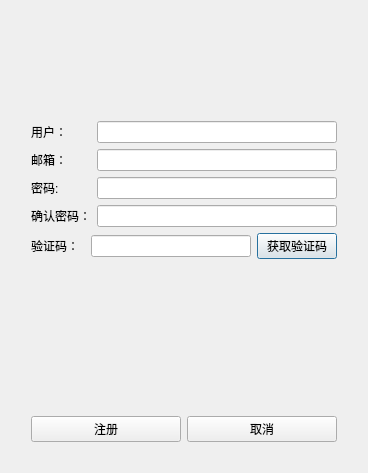
This is ZhKeyesIMClient/UI/RegisterDlg.ui in Keyes117/ZhKeyesIM as Qt 5 draws it before an edit. The edited form follows.
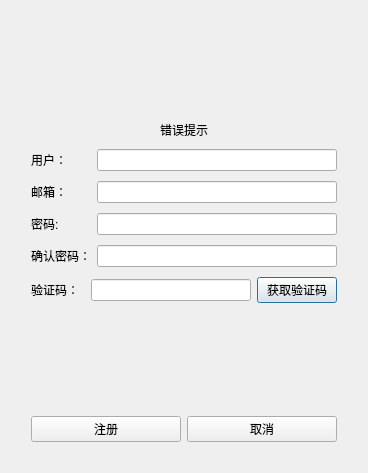
This is the edited form.

```diff
--- a/ZhKeyesIMClient/UI/RegisterDlg.ui
+++ b/ZhKeyesIMClient/UI/RegisterDlg.ui
@@ -28,7 +28,10 @@
     </spacer>
    </item>
    <item>
-    <layout class="QVBoxLayout" name="layout_main" stretch="2,2,2,2,2,3,2">
+    <layout class="QVBoxLayout" name="layout_main" stretch="0,2,2,2,2,2,3,2">
+     <property name="spacing">
+      <number>10</number>
+     </property>
      <property name="leftMargin">
       <number>20</number>
      </property>
@@ -41,6 +44,19 @@
      <property name="bottomMargin">
       <number>20</number>
      </property>
+     <item>
+      <widget class="QLabel" name="err_tip">
+       <property name="layoutDirection">
+        <enum>Qt::LayoutDirection::LeftToRight</enum>
+       </property>
+       <property name="text">
+        <string>错误提示</string>
+       </property>
+       <property name="alignment">
+        <set>Qt::AlignmentFlag::AlignCenter</set>
+       </property>
+      </widget>
+     </item>
      <item>
       <layout class="QHBoxLayout" name="layout_user" stretch="2,8">
        <item>
```
Left out of the diff: 8 changed lines with no effect on the pictures.
